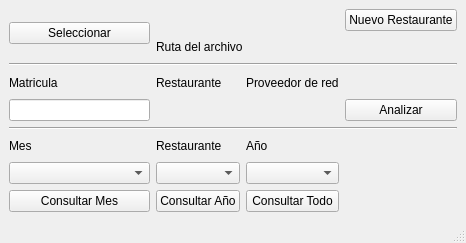
This is plantillas/principal.ui in JhoanCarvajal/pdf as Qt 5 draws it before an edit. The edited form follows.
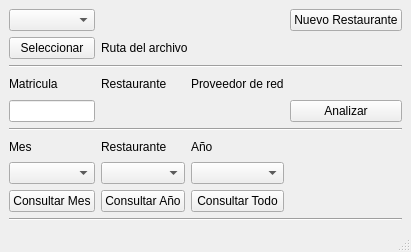
This is the edited form.

Commit message: teminado lo de dectectar porveedor

Patch:
```diff
--- a/plantillas/principal.ui
+++ b/plantillas/principal.ui
@@ -6,8 +6,8 @@
    <rect>
     <x>0</x>
     <y>0</y>
-    <width>466</width>
-    <height>243</height>
+    <width>376</width>
+    <height>252</height>
    </rect>
   </property>
   <property name="windowTitle">
@@ -17,143 +17,153 @@
    <layout class="QGridLayout" name="gridLayout_2">
     <item row="0" column="0">
      <layout class="QGridLayout" name="gridLayout">
-      <item row="0" column="0" rowspan="2">
-       <widget class="QPushButton" name="btn_seleccionar">
+      <item row="8" column="1">
+       <widget class="QLabel" name="lb_mes">
         <property name="text">
-         <string>Seleccionar</string>
+         <string>Mes</string>
         </property>
        </widget>
       </item>
-      <item row="0" column="3">
+      <item row="8" column="2">
+       <widget class="QLabel" name="lb_restaurante">
+        <property name="text">
+         <string>Restaurante</string>
+        </property>
+       </widget>
+      </item>
+      <item row="10" column="1">
+       <widget class="QPushButton" name="btn_consultar_mes">
+        <property name="text">
+         <string>Consultar Mes</string>
+        </property>
+       </widget>
+      </item>
+      <item row="9" column="3">
+       <widget class="QComboBox" name="cb_anhos"/>
+      </item>
+      <item row="3" column="1" colspan="4">
+       <widget class="Line" name="line">
+        <property name="orientation">
+         <enum>Qt::Horizontal</enum>
+        </property>
+       </widget>
+      </item>
+      <item row="6" column="3">
+       <widget class="QLabel" name="lb_nombre_operador">
+        <property name="text">
+         <string/>
+        </property>
+       </widget>
+      </item>
+      <item row="0" column="4">
        <widget class="QPushButton" name="btn_nuevo_restaurante">
         <property name="text">
          <string>Nuevo Restaurante</string>
         </property>
        </widget>
       </item>
-      <item row="2" column="0" colspan="4">
-       <widget class="Line" name="line">
-        <property name="orientation">
-         <enum>Qt::Horizontal</enum>
-        </property>
-       </widget>
-      </item>
-      <item row="3" column="0">
-       <widget class="QLabel" name="lb_matricula">
-        <property name="text">
-         <string>Matricula</string>
-        </property>
-       </widget>
-      </item>
-      <item row="3" column="1">
-       <widget class="QLabel" name="label">
-        <property name="text">
-         <string>Restaurante</string>
-        </property>
-       </widget>
-      </item>
-      <item row="3" column="2">
-       <widget class="QLabel" name="label_2">
-        <property name="text">
-         <string>Proveedor de red</string>
-        </property>
-       </widget>
-      </item>
-      <item row="4" column="0">
+      <item row="6" column="1">
        <widget class="QLineEdit" name="le_matricula">
         <property name="focusPolicy">
          <enum>Qt::StrongFocus</enum>
         </property>
        </widget>
       </item>
-      <item row="4" column="1">
-       <widget class="QLabel" name="lb_nombre_restaurante">
-        <property name="text">
-         <string/>
-        </property>
-       </widget>
-      </item>
-      <item row="4" column="2">
-       <widget class="QLabel" name="lb_nombre_operador">
-        <property name="text">
-         <string/>
-        </property>
-       </widget>
-      </item>
-      <item row="4" column="3">
+      <item row="6" column="4">
        <widget class="QPushButton" name="btn_analizar">
         <property name="text">
          <string>Analizar</string>
         </property>
        </widget>
       </item>
-      <item row="5" column="0" colspan="4">
-       <widget class="Line" name="line_2">
-        <property name="orientation">
-         <enum>Qt::Horizontal</enum>
-        </property>
-       </widget>
-      </item>
-      <item row="6" column="0">
-       <widget class="QLabel" name="lb_mes">
-        <property name="text">
-         <string>Mes</string>
-        </property>
-       </widget>
-      </item>
-      <item row="6" column="1">
-       <widget class="QLabel" name="lb_restaurante">
-        <property name="text">
-         <string>Restaurante</string>
-        </property>
-       </widget>
-      </item>
-      <item row="6" column="2">
-       <widget class="QLabel" name="lb_anho">
-        <property name="text">
-         <string>Año</string>
-        </property>
-       </widget>
-      </item>
-      <item row="7" column="0">
-       <widget class="QComboBox" name="cb_meses"/>
-      </item>
-      <item row="7" column="1">
-       <widget class="QComboBox" name="cb_restaurantes"/>
-      </item>
-      <item row="7" column="2">
-       <widget class="QComboBox" name="cb_anhos"/>
-      </item>
-      <item row="8" column="0">
-       <widget class="QPushButton" name="btn_consultar_mes">
-        <property name="text">
-         <string>Consultar Mes</string>
-        </property>
-       </widget>
-      </item>
-      <item row="8" column="1">
+      <item row="10" column="2">
        <widget class="QPushButton" name="btn_consultar_anho">
         <property name="text">
          <string>Consultar Año</string>
         </property>
        </widget>
       </item>
-      <item row="8" column="2">
+      <item row="5" column="1">
+       <widget class="QLabel" name="lb_matricula">
+        <property name="text">
+         <string>Matricula</string>
+        </property>
+       </widget>
+      </item>
+      <item row="9" column="1">
+       <widget class="QComboBox" name="cb_meses"/>
+      </item>
+      <item row="5" column="2">
+       <widget class="QLabel" name="label">
+        <property name="text">
+         <string>Restaurante</string>
+        </property>
+       </widget>
+      </item>
+      <item row="5" column="3">
+       <widget class="QLabel" name="label_2">
+        <property name="text">
+         <string>Proveedor de red</string>
+        </property>
+       </widget>
+      </item>
+      <item row="10" column="3">
        <widget class="QPushButton" name="btn_consultar_todo">
         <property name="text">
          <string>Consultar Todo</string>
         </property>
        </widget>
       </item>
-      <item row="1" column="1" colspan="3">
+      <item row="1" column="2" colspan="3">
        <widget class="QLabel" name="lb_ruta">
         <property name="text">
          <string>Ruta del archivo</string>
         </property>
        </widget>
       </item>
+      <item row="9" column="2">
+       <widget class="QComboBox" name="cb_restaurantes"/>
+      </item>
+      <item row="7" column="1" colspan="4">
+       <widget class="Line" name="line_2">
+        <property name="orientation">
+         <enum>Qt::Horizontal</enum>
+        </property>
+       </widget>
+      </item>
+      <item row="8" column="3">
+       <widget class="QLabel" name="lb_anho">
+        <property name="text">
+         <string>Año</string>
+        </property>
+       </widget>
+      </item>
+      <item row="6" column="2">
+       <widget class="QLabel" name="lb_nombre_restaurante">
+        <property name="text">
+         <string/>
+        </property>
+       </widget>
+      </item>
+      <item row="0" column="1">
+       <widget class="QComboBox" name="cb_proveedor"/>
+      </item>
+      <item row="1" column="1">
+       <widget class="QPushButton" name="btn_seleccionar">
+        <property name="text">
+         <string>Seleccionar</string>
+        </property>
+       </widget>
+      </item>
      </layout>
     </item>
+    <item row="1" column="0">
+     <widget class="Line" name="line_3">
+      <property name="orientation">
+       <enum>Qt::Horizontal</enum>
+      </property>
+     </widget>
+    </item>
    </layout>
   </widget>
   <widget class="QMenuBar" name="menubar">
```
Left out of the diff: 3 changed lines with no effect on the pictures. The commit also changes 2 other files.
